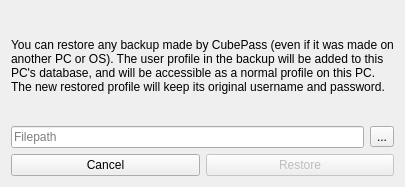
Before: the Qt Designer form cubepass/restoreaccount.ui in kobus-v-schoor/cubepass, drawn with Qt 5.
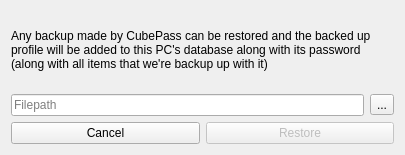
After: the same form once the commit is applied. Icons and pictures are not drawn.

The edit to the form file:
```diff
--- a/cubepass/restoreaccount.ui
+++ b/cubepass/restoreaccount.ui
@@ -10,7 +10,7 @@
     <x>0</x>
     <y>0</y>
     <width>405</width>
-    <height>187</height>
+    <height>155</height>
    </rect>
   </property>
   <property name="windowTitle">
@@ -24,7 +24,10 @@
    <item>
     <widget class="QLabel" name="label">
      <property name="text">
-      <string>You can restore any backup made by CubePass (even if it was made on another PC or OS). The user profile in the backup will be added to this PC's database, and will be accessible as a normal profile on this PC. The new restored profile will keep its original username and password. </string>
+      <string>Any backup made by CubePass can be restored and the backed up profile will be added to this PC's database along with its password (along with all items that we're backup up with it)</string>
+     </property>
+     <property name="textFormat">
+      <enum>Qt::PlainText</enum>
      </property>
      <property name="wordWrap">
       <bool>true</bool>
```
